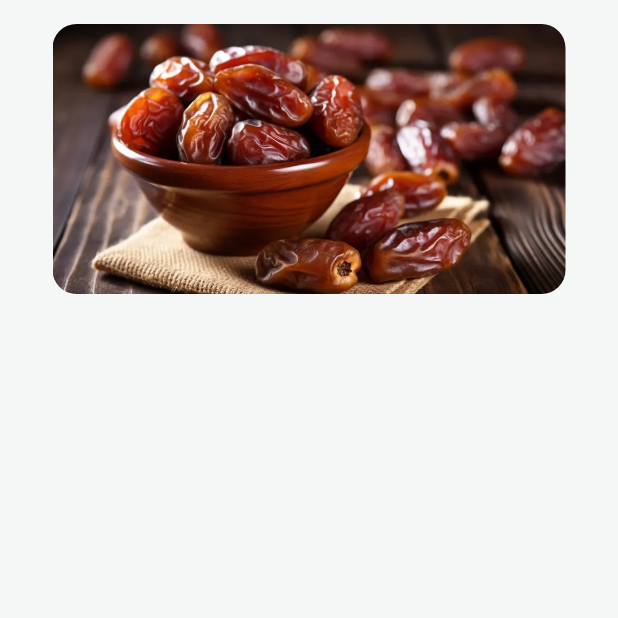
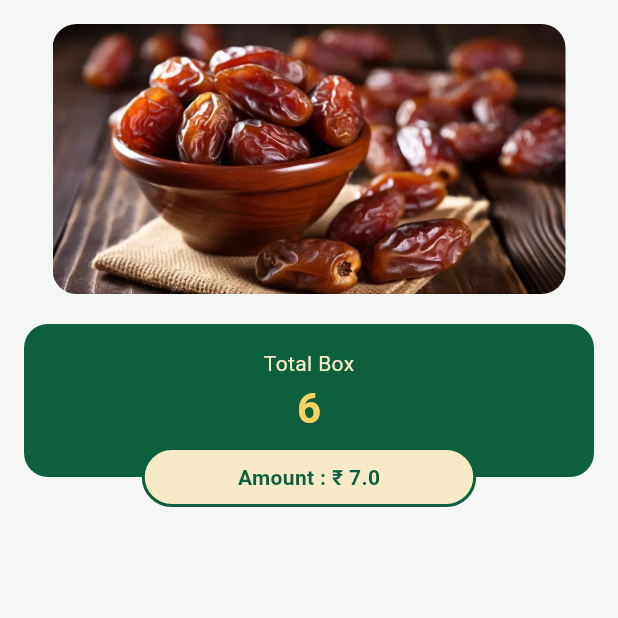
Before and after one commit to Siyah-Dev/workmate_test, a Flutter app: the screen it shows after launch, on a phone screen of 412 x 824 dp, the top half of it. Run offline on Flutter 3.47's test engine with Material 3 defaults, Android fonts, the phone set to English and light mode, and no system bars; drawn by our look-alikes of carousel_slider; our stand-ins replace flutter_riverpod.

Commit message:
total info widget

```diff
--- a/lib/core/theme/app_colors.dart
+++ b/lib/core/theme/app_colors.dart
@@ -5,4 +5,11 @@ class AppColors {
   static const lightGreen = Color(0xFFE9F5EF);
   static const accent = Color(0xFFB6E2C6);
   static const background = Color(0xFFF5F7F6);
+  static const lightYellow = Color.fromARGB(255, 247, 234, 198);
+  static const yellowColor = Color.fromARGB(255, 250, 209, 98);
+  static const whiteColor = Colors.white;
+  static const blackColor = Colors.black;
+  static const greyColor = Colors.grey;
+
+
 }
--- a/lib/features/home/presentation/screens/home_screen.dart
+++ b/lib/features/home/presentation/screens/home_screen.dart
@@ -1,14 +1,16 @@
 import 'package:ch_centre/features/home/presentation/controllers/home_controller.dart';
+import 'package:ch_centre/features/home/presentation/widgets/total_info_widget.dart';
 import 'package:flutter/material.dart';
 import 'package:flutter_riverpod/flutter_riverpod.dart';
 import '../../../../core/theme/app_colors.dart';
 import '../widgets/home_carousel.dart';
 
-class HomeScreen extends ConsumerWidget {
+class HomeScreen extends StatelessWidget {
   const HomeScreen({super.key});
 
   @override
-  Widget build(BuildContext context, WidgetRef ref) {
+  Widget build(BuildContext context) {
+
 
     return Scaffold(
       backgroundColor: AppColors.background,
@@ -19,7 +21,7 @@ class HomeScreen extends ConsumerWidget {
             children: [
               const HomeCarousel(),
               const SizedBox(height: 20),
-
+              TotalInfoWidget(),
             ],
           ),
         ),
--- /dev/null
+++ b/lib/features/home/presentation/widgets/total_info_widget.dart
@@ -0,0 +1,57 @@
+import 'package:ch_centre/core/theme/app_colors.dart';
+import 'package:ch_centre/features/home/presentation/controllers/home_controller.dart';
+import 'package:flutter/material.dart';
+import 'package:flutter_riverpod/flutter_riverpod.dart';
+
+class TotalInfoWidget extends ConsumerWidget {
+  const TotalInfoWidget({super.key});
+
+  @override
+  Widget build(BuildContext context, WidgetRef ref) {
+    final totalBox = ref.watch(homeControllerProvider.select((state) => state.totalBox));
+    final amount = ref.watch(homeControllerProvider.select((state) => state.amount));
+    return Stack(
+      clipBehavior: Clip.none,
+      alignment: Alignment.topCenter,
+      children: [
+        Container(
+          padding: const EdgeInsets.all(16),
+          width: double.infinity,
+          decoration: BoxDecoration(
+            color: AppColors.primary,
+            borderRadius: BorderRadius.circular(16),
+          ),
+          child: Column(
+            children: [
+              const Text('Total Box', style: TextStyle(color: AppColors.lightYellow)),
+              Text(
+                totalBox.toString(),
+                style: const TextStyle(
+                  color: AppColors.yellowColor,
+                  fontSize: 28,
+                  fontWeight: FontWeight.bold,
+                ),
+              ),
+              const SizedBox(height: 10),
+            ],
+          ),
+        ),
+        Positioned(
+          bottom: -20,
+          child: Container(
+            padding: const EdgeInsets.symmetric(horizontal: 62, vertical: 8),
+            decoration: BoxDecoration(
+              color: AppColors.lightYellow,
+              borderRadius: BorderRadius.circular(20),
+              border: Border.all(color: AppColors.primary, width: 2),
+            ),
+            child: Text(
+              'Amount : ₹ $amount',
+              style: const TextStyle(color: AppColors.primary, fontWeight: FontWeight.bold),
+            ),
+          ),
+        ),
+      ],
+    );
+  }
+}
```
